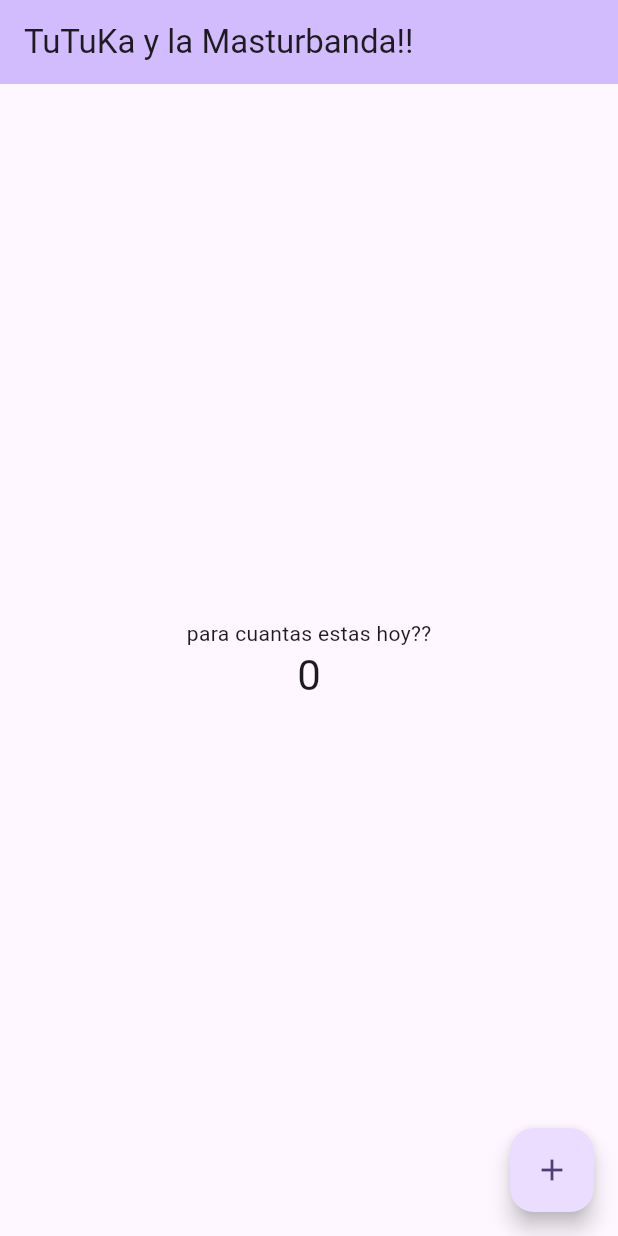
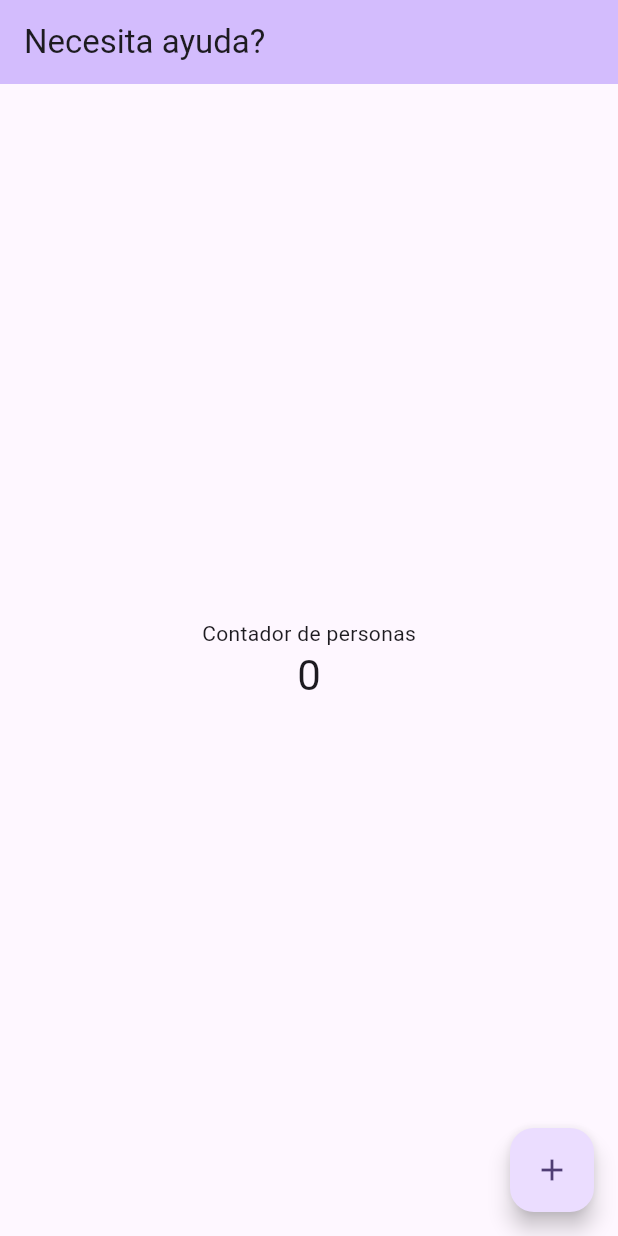
Before and after one commit to crltsmrtnz/tutuka, a Flutter app: the screen it shows after launch, on a phone screen of 412 x 824 dp. Run offline on Flutter 3.47's test engine with Material 2 defaults, Android fonts, the phone set to English and light mode, and no system bars.

Commit message:
Contador de personas

```diff
--- a/lib/main.dart
+++ b/lib/main.dart
@@ -31,7 +31,7 @@ class MyApp extends StatelessWidget {
         colorScheme: ColorScheme.fromSeed(seedColor: Colors.deepPurple),
         useMaterial3: true,
       ),
-      home: const MyHomePage(title: 'TuTuKa y la Masturbanda!!'),
+      home: const MyHomePage(title: 'Necesita ayuda?'),
     );
   }
 }
@@ -106,7 +106,7 @@ class _MyHomePageState extends State<MyHomePage> {
           mainAxisAlignment: MainAxisAlignment.center,
           children: <Widget>[
             const Text(
-              'para cuantas estas hoy??',
+              'Contador de personas',
             ),
             Text(
               '$_counter',
```
